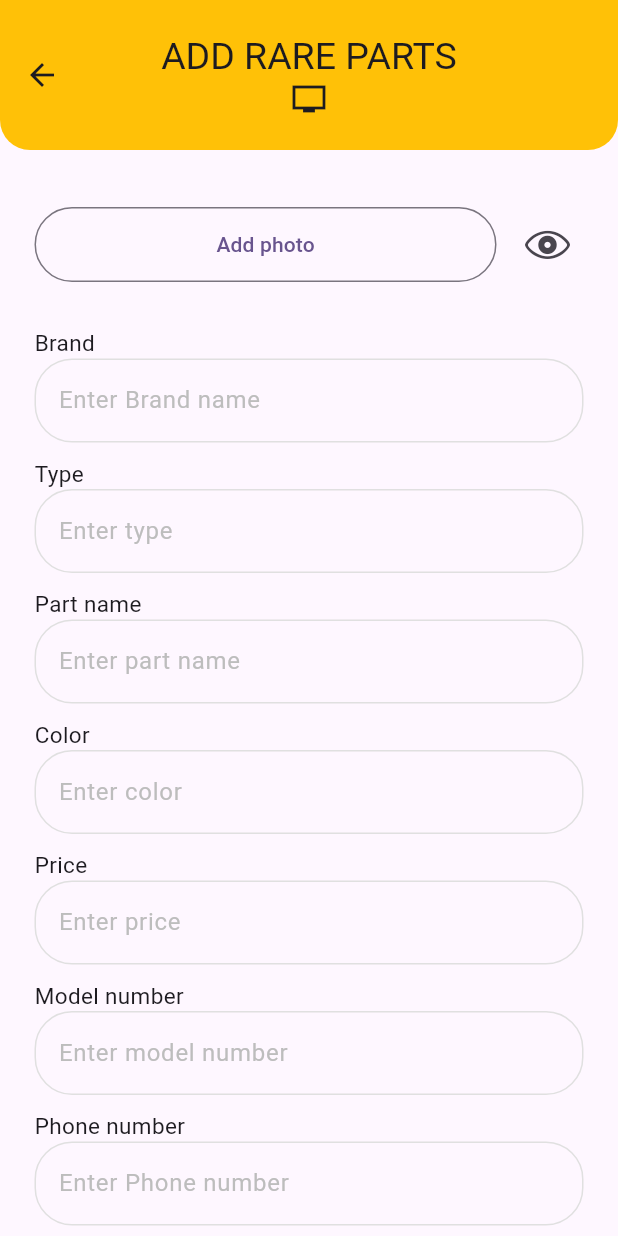
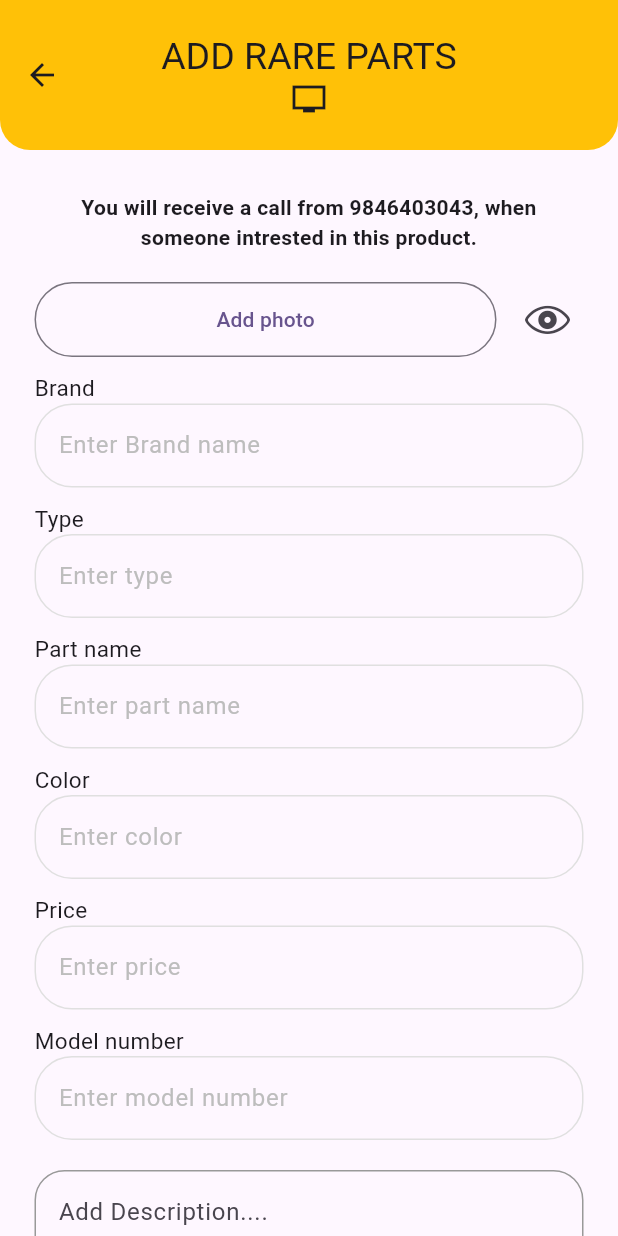
Before and after one commit to Azeemmtk/tv_service, a Flutter app: the TechyAddRareParts screen opened directly, on a phone screen of 412 x 824 dp. Run offline on Flutter 3.47's test engine with Material 3 defaults, Android fonts, the phone set to English and light mode, and no system bars; our stand-ins replace date_picker_timeline, image_picker, quickalert, shared_preferences; accounts and stored records are empty; network calls fail.

Commit message:
25-4-24 after ucha

```diff
--- a/lib/modules/technician/parts_full_details.dart
+++ b/lib/modules/technician/parts_full_details.dart
@@ -165,7 +165,7 @@ class _PartsfulldetailsState extends State<Partsfulldetails> {
                               ),
                               const Spacer(),
                               Text(
-                                "${widget.details['phone']}",
+                                "9846403043",
                                 style: TextStyle(
                                     fontSize: 17, color: Colors.black),
                               ),
--- a/lib/modules/technician/tech_rare_parts_screen.dart
+++ b/lib/modules/technician/tech_rare_parts_screen.dart
@@ -85,7 +85,15 @@ class _TechyAddRarePartsState extends State<TechyAddRareParts> {
                           crossAxisAlignment: CrossAxisAlignment.start,
                           children: [
                             const SizedBox(
-                              height: 30,
+                              height: 20,
+                            ),
+                            const Text(
+                              "You will receive a call from 9846403043, when someone intrested in this product.",
+                              textAlign: TextAlign.center,
+                              style: TextStyle(fontWeight: FontWeight.bold),
+                            ),
+                            const SizedBox(
+                              height: 20,
                             ),
                             Row(
                               children: [
@@ -192,7 +200,7 @@ class _TechyAddRarePartsState extends State<TechyAddRareParts> {
                               ],
                             ),
                             const SizedBox(
-                              height: 30,
+                              height: 10,
                             ),
                             const Text(
                               "Brand",
@@ -295,26 +303,6 @@ class _TechyAddRarePartsState extends State<TechyAddRareParts> {
                               },
                             ),
                             const SizedBox(
-                              height: 10,
-                            ),
-                            const Text(
-                              "Phone number",
-                              style: TextStyle(fontSize: 15),
-                            ),
-                            CustomTextField(
-                              input: TextInputType.number,
-                              borderColor: Colors.grey.shade300,
-                              controller: _phone,
-                              hintText: "Enter Phone number",
-                              validator: (value) {
-                                return value == null || value.isEmpty
-                                    ? 'fill the field'
-                                    : value.length != 10
-                                        ? 'Phone number must be 6 digit'
-                                        : null;
-                              },
-                            ),
-                            const SizedBox(
                               height: 20,
                             ),
                             TextFormField(
```
